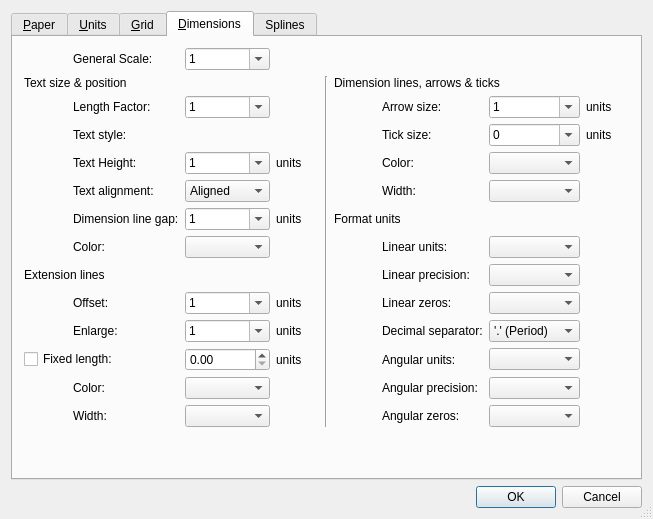
Above: librecad/src/ui/forms/qg_dlgoptionsdrawing.ui from LibreCAD/LibreCAD before the change. Below: the same form after it.
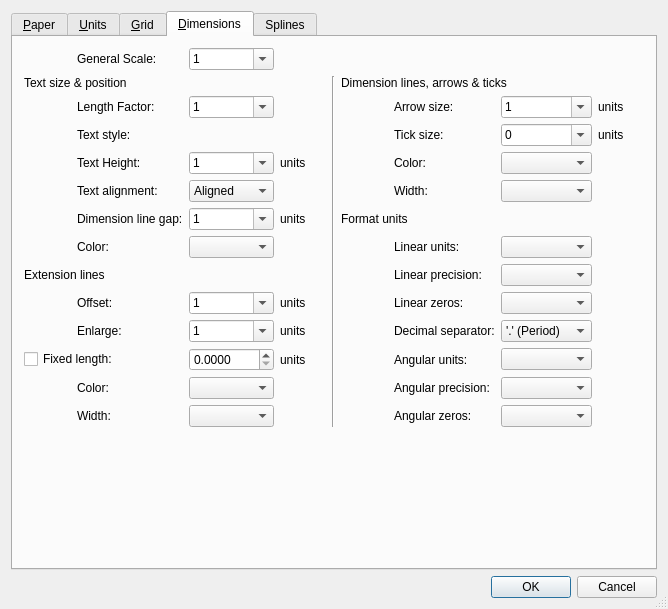
That is the form after the change. The open tabs and pages were chosen to show the change. Custom widgets are drawn as their Qt base class.

Commit message: added more digits to extension lines lenth input box

What changed in the file:
```diff
--- a/librecad/src/ui/forms/qg_dlgoptionsdrawing.ui
+++ b/librecad/src/ui/forms/qg_dlgoptionsdrawing.ui
@@ -6,8 +6,8 @@
    <rect>
     <x>0</x>
     <y>0</y>
-    <width>653</width>
-    <height>519</height>
+    <width>668</width>
+    <height>609</height>
    </rect>
   </property>
   <property name="windowTitle">
@@ -1597,6 +1597,9 @@
          <property name="toolTip">
           <string>fixed extension line legth</string>
          </property>
+         <property name="decimals">
+          <number>4</number>
+         </property>
         </widget>
        </item>
       </layout>
```
Left out of the diff: 2 changed lines with no effect on the pictures.
